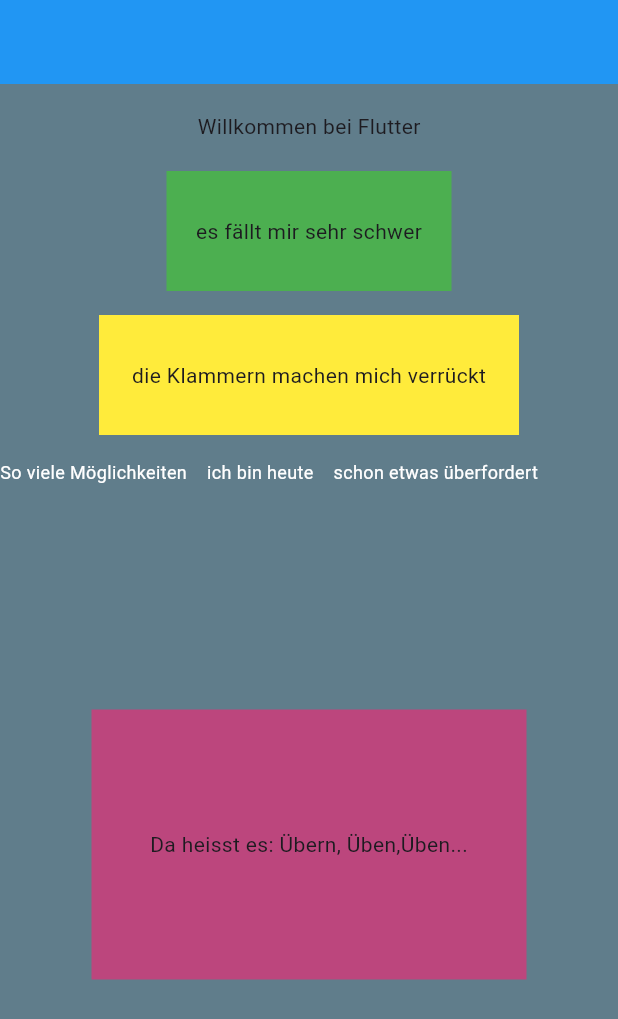
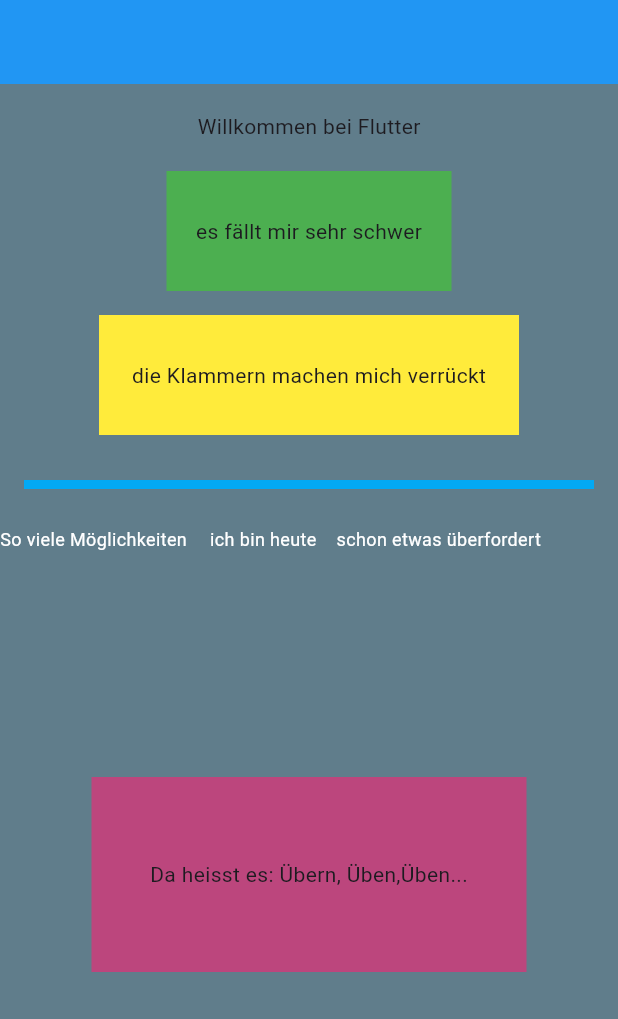
Before and after one commit to BastianErfurth/tasksheet_310325, a Flutter app: the screen it shows after launch, on a phone screen of 412 x 824 dp. Shown: the top 1019 px of the screen. Run offline on Flutter 3.47's test engine with Material 3 defaults, Android fonts, the phone set to English and light mode, and no system bars.

Commit message:
next steps implemented

```diff
--- a/lib/main.dart
+++ b/lib/main.dart
@@ -39,7 +39,16 @@ class MainApp extends StatelessWidget {
                   width: 280,
                 ),
                 SizedBox(
-                  height: 16,
+                  height: 25,
+                ),
+                Divider(
+                  thickness: 6,
+                  indent: 16,
+                  endIndent: 16,
+                  color: Colors.lightBlue,
+                ),
+                SizedBox(
+                  height: 20,
                 ),
                 Row(
                   children: [
@@ -52,7 +61,7 @@ class MainApp extends StatelessWidget {
                       ),
                     ),
                     SizedBox(
-                      width: 10,
+                      width: 12,
                     ),
                     Text(
                       " ich bin heute",
@@ -82,7 +91,7 @@ class MainApp extends StatelessWidget {
                   child:
                       Center(child: Text("Da heisst es: Übern, Üben,Üben...")),
                   color: const Color.fromARGB(255, 188, 70, 125),
-                  height: 180,
+                  height: 130,
                   width: 290,
                 ),
               ],
```
